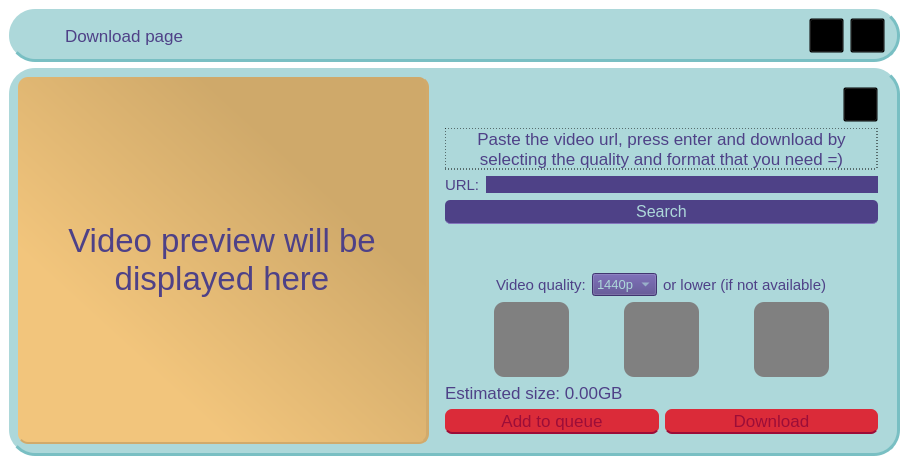
First picture: the form in uis/downloadPage.ui, repository QBoff/YouTube-Video-Downloader, before the edit.
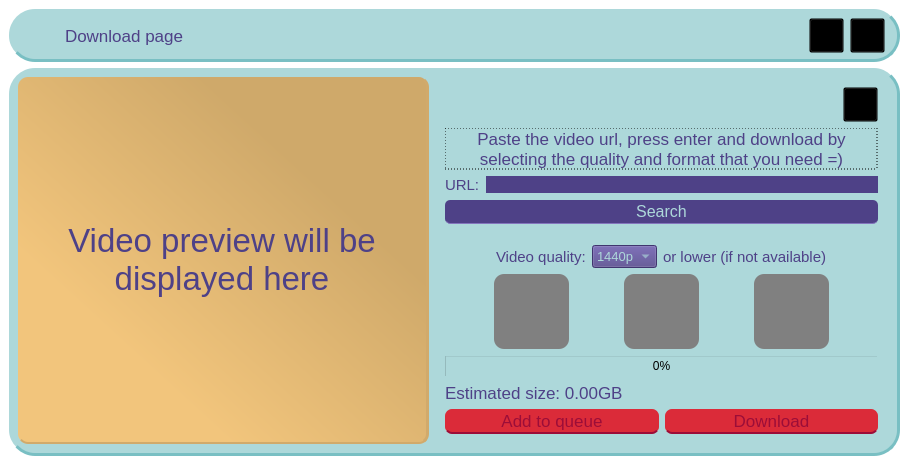
Second picture: the form after the edit. Icons and pictures are not drawn.

Diff of the .ui file:
```diff
--- a/uis/downloadPage.ui
+++ b/uis/downloadPage.ui
@@ -438,6 +438,9 @@
           <enum>QFrame::Raised</enum>
          </property>
          <layout class="QVBoxLayout" name="verticalLayout_4">
+          <property name="sizeConstraint">
+           <enum>QLayout::SetDefaultConstraint</enum>
+          </property>
           <item>
            <layout class="QHBoxLayout" name="returnLayout">
             <item>
@@ -811,6 +814,34 @@
             </item>
            </layout>
           </item>
+          <item>
+           <widget class="QProgressBar" name="progressBar">
+            <property name="enabled">
+             <bool>true</bool>
+            </property>
+            <property name="value">
+             <number>0</number>
+            </property>
+            <property name="alignment">
+             <set>Qt::AlignJustify|Qt::AlignVCenter</set>
+            </property>
+            <property name="textVisible">
+             <bool>true</bool>
+            </property>
+            <property name="orientation">
+             <enum>Qt::Horizontal</enum>
+            </property>
+            <property name="invertedAppearance">
+             <bool>false</bool>
+            </property>
+            <property name="textDirection">
+             <enum>QProgressBar::TopToBottom</enum>
+            </property>
+            <property name="format">
+             <string>%p%</string>
+            </property>
+           </widget>
+          </item>
           <item>
            <widget class="QLabel" name="sizeText">
             <property name="font">
```
